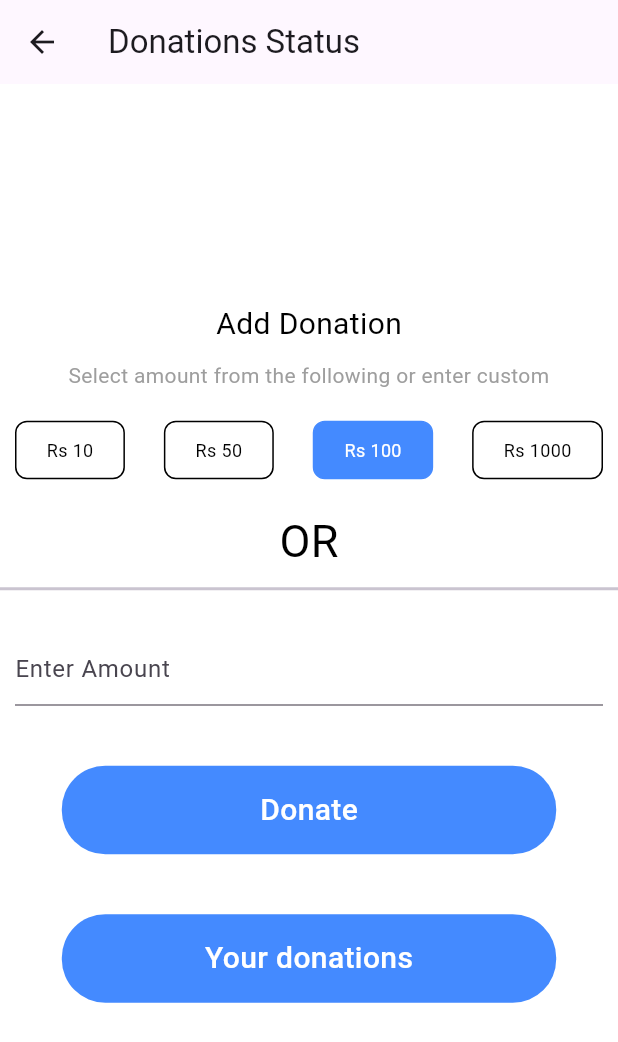
After one commit to Djsmk123/upasthit_attendance_tracker, a Flutter app: the DonationScreen screen opened directly, after a tap on "Donate", on a phone screen of 412 x 824 dp. The commit adds this screen. Shown: the top 1042 px of the screen. Run offline on Flutter 3.47's test engine with Material 2 defaults, Android fonts, the phone set to English and light mode, and no system bars; drawn by our look-alikes of flutter_bounce; our stand-ins replace cloud_firestore, firebase_auth, firebase_core, firebase_messaging, flutter_datetime_picker, flutter_local_notifications and 7 more; missing offline and left inert: qr_code_scanner, razorpay_flutter; accounts and stored records are empty.

Commit message:
fixed many things

```diff
--- a/lib/components/id_card.dart
+++ b/lib/components/id_card.dart
@@ -38,7 +38,7 @@ Widget IdCardWidget(VolModel model,context,bool isVol){
 
                     padding: EdgeInsets.all(10),
                     child: Text(
-                      "Teen of God",
+                      "Teens of God",
                       style: TextStyle(
                         color: Colors.white,
                         fontSize: 25.0,
--- a/lib/main.dart
+++ b/lib/main.dart
@@ -5,12 +5,9 @@ import 'package:provider/provider.dart';
 import 'package:upasthit/providers/admin_provider.dart';
 import 'package:upasthit/providers/attendance_provider.dart';
 import 'package:upasthit/providers/form_error.dart';
-import 'package:upasthit/screens/forms/user_form.dart';
 import 'package:upasthit/screens/welcome_screen.dart';
 
-import 'components/transcation_screen.dart';
 import 'firebase_options.dart';
-import 'models/collection.dart';
 
 void main() async{
   WidgetsFlutterBinding.ensureInitialized();
--- a/lib/providers/attendance_provider.dart
+++ b/lib/providers/attendance_provider.dart
@@ -9,12 +9,19 @@ import '../services/firebase_services.dart';
 class AttendanceProvider with ChangeNotifier{
   List<AttendanceModel> attendanceModel=[];
   get getAttendanceModel=>attendanceModel;
+  List donations=[];
   VolModel model=VolModel();
   get getVolModel=>model;
+  get getDonations=>donations;
   update(uid) async {
     var doc=await FirebaseService.getVolunteerData(uid: uid);
     model.info=doc.get('info');
     List db=doc.get('attendance');
+    donations=doc.get('donations');
+    if(donations.isNotEmpty)
+      {
+        donations.sort((a,b)=>a['Date'].compareTo(b['Date']));
+      }
     attendanceModel.clear();
     for (var element in db) {
       attendanceModel.add(AttendanceModel.fromJson(element));
--- a/lib/screens/admin/all_volunteer_screen.dart
+++ b/lib/screens/admin/all_volunteer_screen.dart
@@ -115,7 +115,7 @@ class _AllVounteerScreenState extends State<AllVounteerScreen> {
                                             att.add(AttendanceModel.fromJson(i));
                                           }
                                           Provider.of<AttendanceProvider>(context,listen: false).attendanceModel.addAll(att);
-                                          Navigator.push(context, MaterialPageRoute(builder: (builder)=>AttendanceViewScreen(id: item.uid)));
+                                          Navigator.push(context, MaterialPageRoute(builder: (builder)=>AttendanceViewScreen(id: item.uid,isMember: true,)));
                                         },
                                         child: Container(
                                           decoration: BoxDecoration(
--- a/lib/screens/attendace_components/attendance_view_screen.dart
+++ b/lib/screens/attendace_components/attendance_view_screen.dart
@@ -5,7 +5,8 @@ import 'attandance_builder.dart';
 
 class AttendanceViewScreen extends StatefulWidget {
   final String id;
-  const AttendanceViewScreen({Key? key, required this.id}) : super(key: key);
+  final bool isMember;
+  const AttendanceViewScreen({Key? key, required this.id, required this.isMember}) : super(key: key);
 
   @override
   State<AttendanceViewScreen> createState() => _AttendanceViewScreenState();
@@ -23,8 +24,9 @@ class _AttendanceViewScreenState extends State<AttendanceViewScreen> {
           children: [
             Padding(
               padding: const EdgeInsets.all(8.0),
-              child: AttendanceBuilder(id: widget.id,isMember:true),
+              child: AttendanceBuilder(id: widget.id,isMember:widget.isMember),
             ),
+            if(widget.isMember)
             Padding(
                 padding: const EdgeInsets.all(8.0),
                 child: RoundedButton(
--- a/lib/screens/login_screen.dart
+++ b/lib/screens/login_screen.dart
@@ -255,7 +255,6 @@ class _LoginScreenState extends State<LoginScreen> {
             }
             else
             {
-              print('heer');
               switch(role)
               {
                 case 'v': {
--- /dev/null
+++ b/lib/screens/user_vol_screen/donation_screen.dart
@@ -0,0 +1,236 @@
+// ignore_for_file: use_build_context_synchronously
+
+import 'dart:developer';
+
+import 'package:firebase_auth/firebase_auth.dart';
+import 'package:flutter/material.dart';
+import 'package:flutter_bounce/flutter_bounce.dart';
+import 'package:fluttertoast/fluttertoast.dart';
+import 'package:provider/provider.dart';
+import 'package:razorpay_flutter/razorpay_flutter.dart';
+import 'package:upasthit/components/rounded_button.dart';
+import 'package:upasthit/components/transcation_screen.dart';
+import 'package:upasthit/services/firebase_services.dart';
+
+import '../../Models/users_models.dart';
+import '../../providers/attendance_provider.dart';
+
+class DonationScreen extends StatefulWidget {
+  const DonationScreen({Key? key}) : super(key: key);
+
+  @override
+  State<DonationScreen> createState() => _DonationScreenState();
+}
+
+class _DonationScreenState extends State<DonationScreen> {
+  bool isLoading=false;
+  double amount=100.0;
+  late Razorpay _razorpay;
+  @override
+  void initState() {
+    // TODO: implement initState
+    super.initState();
+    _razorpay=Razorpay();
+     _razorpay.on(Razorpay.EVENT_PAYMENT_SUCCESS, _handlePaymentSuccess);
+    _razorpay.on(Razorpay.EVENT_PAYMENT_ERROR, _handlePaymentError);
+    _razorpay.on(Razorpay.EVENT_EXTERNAL_WALLET, _handleExternalWallet);
+  }
+   openCheckout(double amount) async {
+    var options = {
+      'key': FirebaseService.razorPayKey,
+      'amount': amount*100,
+      'name': 'Teens of God',
+      'description': 'Donating following amount RS: $amount to the NGO.',
+      'retry': {'enabled': true, 'max_count': 1},
+      'send_sms_hash': true,
+      'prefill': {'contact': '9667041944', 'email': 'djsmk123@gmail.com'},
+      'external': {
+        'wallets': ['paytm']
+      }
+    };
+
+    try {
+      _razorpay.open(options);
+    } catch (e) {
+      debugPrint('Error: e');
+    }
+  }
+  _handlePaymentSuccess(PaymentSuccessResponse response) async {
+    String paymentId=response.paymentId.toString();
+    print('Success Response: $paymentId');
+
+    var uid=FirebaseAuth.instance.currentUser!.uid;
+    final VolModel model=Provider.of<AttendanceProvider>(context,listen: false).getVolModel;
+    await FirebaseService.addDonation(amount: amount, csName: model.info['name'], transactionId: paymentId, uid: uid);
+    await Provider.of<AttendanceProvider>(context,listen: false).update(uid);
+    Fluttertoast.showToast(
+        msg: "Success",
+        toastLength: Toast.LENGTH_SHORT);
+  }
+
+  void _handlePaymentError(PaymentFailureResponse response) {
+    print('Error Response: $response');
+    Fluttertoast.showToast(
+        msg: "ERROR: ${response.code} - ${response.message!}",
+        toastLength: Toast.LENGTH_SHORT);
+  }
+
+  void _handleExternalWallet(ExternalWalletResponse response) {
+    print('External SDK Response: $response');
+     Fluttertoast.showToast(
+        msg: "EXTERNAL_WALLET: ${response.walletName!}",
+        toastLength: Toast.LENGTH_SHORT);
+  }
+  @override
+  void dispose() {
+    super.dispose();
+    _razorpay.clear();
+  }
+  @override
+  Widget build(BuildContext context) {
+    final List donations=Provider.of<AttendanceProvider>(context).getDonations;
+
+
+    return Scaffold(
+      appBar: AppBar(
+        title: const Text("Donations Status"),
+      ),
+      body: isLoading?const Center(child: CircularProgressIndicator(),):Center(
+        child: SingleChildScrollView(
+          child: Column(
+            mainAxisAlignment: MainAxisAlignment.center,
+             children:  [
+               const Center(
+                child: Padding(
+                  padding: EdgeInsets.symmetric(horizontal: 20,vertical: 10),
+                  child: Text("Add Donation",style: TextStyle(
+                    color: Colors.black,
+                    fontSize: 20
+                  ),),
+                ),
+              ),
+               const Center(
+                 child: Padding(
+                   padding: EdgeInsets.symmetric(horizontal: 20),
+                   child: Text("Select amount from the following or enter custom",
+                     textAlign: TextAlign.center,
+                     style: TextStyle(
+                       color: Colors.grey,
+                       fontSize: 14
+                   ),),
+                 ),
+               ),
+               Padding(
+                 padding: const EdgeInsets.symmetric(horizontal: 10,vertical: 20),
+                 child: Row(
+                   mainAxisAlignment: MainAxisAlignment.spaceBetween,
+                   children: [
+                     itemBuilder(amt: 10.0),
+                     itemBuilder(amt: 50.0),
+                     itemBuilder(amt: 100.0),
+                     itemBuilder(amt: 1000.0)
+                   ],
+                 ),
+               ),
+               const Center(
+                 child: Text("OR",style: TextStyle(
+                   color: Colors.black,
+                   fontSize: 30
+                 ),),
+               ),
+               const Divider(
+                 thickness: 2,
+                 height: 20,
+               ),
+               Padding(
+                 padding: const EdgeInsets.symmetric(horizontal: 10,vertical: 20),
+                 child: Row(
+                   children: [
+                     Flexible(
+                       child: TextFormField(
+                         keyboardType: TextInputType.number,
+                         onChanged: (value){
+                           if(value.isNotEmpty)
+                             {
+                               setState(() {
+                                 amount=double.parse(value);
+                               });
+                             }
+                         },
+                         decoration: const InputDecoration(
+                           hintText: "Enter Amount"
+                         ),
+                       ),
+                     ),
+                   ],
+                 ),
+               ),
+               Padding(  padding: const EdgeInsets.symmetric(horizontal: 10,vertical: 20),
+               child: RoundedButton(
+                 text: 'Donate',
+                 color: Colors.blueAccent,
+                 press: () async {
+                   setState(() {
+                     isLoading=true;
+                   });
+                   try{
+                     await openCheckout(amount);
+                     //Fluttertoast.showToast(msg: "Payment successfully donated");
+                   }catch(e){
+                     log(e.toString());
+                     Fluttertoast.showToast(msg: "Something went wrong");
+                   }finally{
+                     setState(() {
+                       isLoading=false;
+                     });
+                   }
+                 },
+
+               ),
+               ),
+
+               Padding(  padding: const EdgeInsets.symmetric(horizontal: 10,vertical: 20),
+                 child: RoundedButton(
+                   text: 'Your donations',
+                   color: Colors.blueAccent,
+                   press: () async {
+                   Navigator.push(context, MaterialPageRoute(builder: (builder)=>TranscationScreen(donations: donations)));
+                   },
+
+                 ),
+               )
+
+            ],
+          ),
+        ),
+      ),
+    );
+  }
+  Widget itemBuilder({required double amt}){
+    bool isActive=amount==amt;
+   return Flexible(
+        child: Bounce(
+          onPressed: (){
+            if(!isActive)
+              {
+                setState(() {
+                  amount=amt;
+                });
+              }
+          },
+          duration: const Duration(milliseconds: 200),
+          child: Container(
+            padding: const EdgeInsets.symmetric(horizontal: 20,vertical: 10),
+            decoration: BoxDecoration(
+                color: !isActive?Colors.white:Colors.blueAccent,
+                borderRadius: BorderRadius.circular(8),
+                border: Border.all(color: isActive?Colors.blueAccent:Colors.black)
+            ),
+            child: Text("Rs ${amt.toStringAsFixed(0)}",style:TextStyle(
+              color: isActive?Colors.white:Colors.black,
+              fontSize: 12,
+            ),),
+          ),
+        ));
+  }
+}
--- a/lib/services/firebase_services.dart
+++ b/lib/services/firebase_services.dart
@@ -1,10 +1,13 @@
 import 'package:cloud_firestore/cloud_firestore.dart';
+import 'package:razorpay_flutter/razorpay_flutter.dart';
 import 'package:upasthit/models/collection.dart';
 
 import '../models/attendance_model.dart';
 
 class FirebaseService{
+  static String razorPayKey="rzp_test_T1BsVQXMJ3Sfup";
   static Collections collection=Collections();
+
   static Future<DocumentSnapshot> getVolunteerData({required String uid}) async {
     var doc=await collection.userData.doc(uid).get();
     return doc;
@@ -30,5 +33,25 @@ class FirebaseService{
     return doc.docs;
   }
 
+  static addDonation({required double amount,required String csName,required String transactionId,required String uid}) async {
+    await Collections().userData.doc(uid).update({
+      'donations':FieldValue.arrayUnion([{
+        'Amount':amount,
+        'Customer Name':csName,
+        'Date':Timestamp.now(),
+        'To':"Teens of God(NGO)",
+        'transactionId':transactionId
+      }])
+    });
+  }
 
+  static isApproved({required String uid})async {
+   var doc= await Collections().member.doc(uid).get();
+   var tmp=doc.data();
+   if(tmp!.containsKey('isApproved'))
+     {
+       return tmp['isApproved'];
+     }
+   return false;
+  }
 }
--- a/pubspec.yaml
+++ b/pubspec.yaml
@@ -45,6 +45,7 @@ dependencies:
   image_gallery_saver: ^1.7.1
   pie_chart: ^5.3.2
   pdf: ^3.4.1
+  razorpay_flutter:
   printing:
   qr_code_scanner:
     git:
```
Also changed, not shown: lib/screens/admin/admin_screen.dart (+7 -3 lines), lib/screens/admin/all_member_screen.dart (+4 -3 lines), lib/screens/attendace_components/attandance_builder.dart (+10 -8 lines), lib/screens/memeber_screen/member_screen.dart (+43 -12 lines), lib/screens/user_vol_screen/VolunteerScreen.dart (+78 -19 lines), lib/firebase_options.dart, pubspec.lock, 1 other file.
